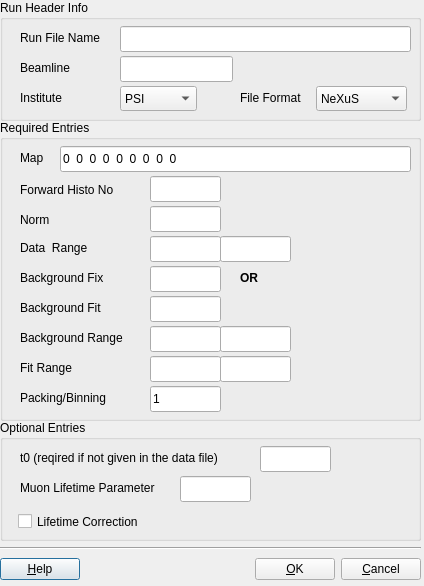
Above: src/musredit/forms/PGetSingleHistoRunBlockDialog.ui from aPeter1/musrfit-fork before the change. Below: the same form after it.
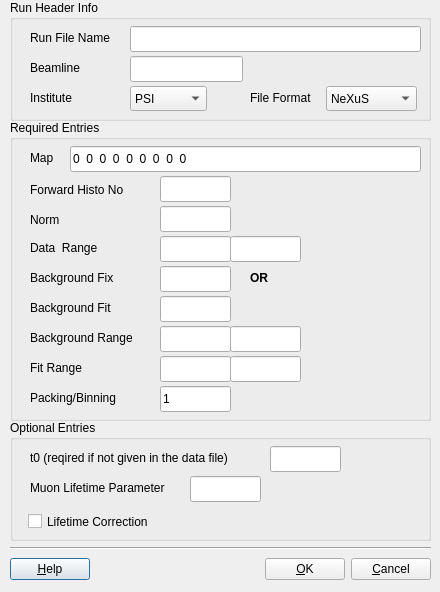
That is the form after the change. Icons and pictures are not drawn.

```diff
--- a/src/musredit/forms/PGetSingleHistoRunBlockDialog.ui
+++ b/src/musredit/forms/PGetSingleHistoRunBlockDialog.ui
@@ -9,8 +9,8 @@
    <rect>
     <x>0</x>
     <y>0</y>
-    <width>424</width>
-    <height>586</height>
+    <width>440</width>
+    <height>592</height>
    </rect>
   </property>
   <property name="windowTitle">
@@ -23,7 +23,7 @@
   <widget class="QGroupBox" name="fRunHeaderInfo_groupBox">
    <property name="geometry">
     <rect>
-     <x>0</x>
+     <x>10</x>
      <y>0</y>
      <width>421</width>
      <height>121</height>
@@ -193,7 +193,7 @@
   <widget class="QGroupBox" name="fRequiredEntries_groupBox">
    <property name="geometry">
     <rect>
-     <x>0</x>
+     <x>10</x>
      <y>120</y>
      <width>421</width>
      <height>301</height>
@@ -468,7 +468,7 @@
   <widget class="QGroupBox" name="fOptionalEntries_groupBox">
    <property name="geometry">
     <rect>
-     <x>0</x>
+     <x>10</x>
      <y>420</y>
      <width>421</width>
      <height>121</height>
@@ -540,7 +540,7 @@
   <widget class="QWidget" name="layoutWidget">
    <property name="geometry">
     <rect>
-     <x>0</x>
+     <x>10</x>
      <y>545</y>
      <width>421</width>
      <height>39</height>
```
